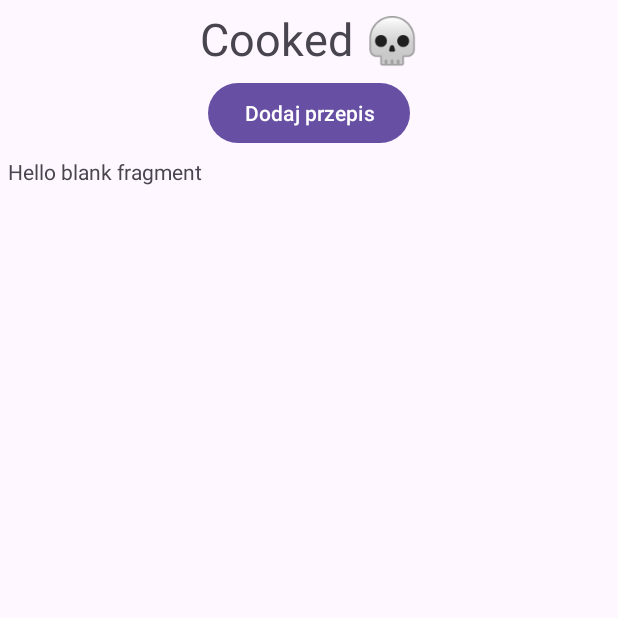
After one commit to dawidekszopen/Coocked, an Android app: the fragment AddRecipeFragment placed in its activity, on a phone screen of 412 x 824 dp, the top half of it. The commit adds this screen. Run offline under Robolectric (Android 15) with nearby library versions, the phone set to English and light mode, and no system bars.

Commit message:
zaczełem robić fragment z dodawaniem przepisu

```diff
--- a/app/src/main/java/com/example/mobilecookbook/MainActivity.kt
+++ b/app/src/main/java/com/example/mobilecookbook/MainActivity.kt
@@ -2,10 +2,13 @@ package com.example.mobilecookbook
 
 import android.os.Bundle
 import android.util.Log
+import android.widget.Button
 import androidx.activity.enableEdgeToEdge
 import androidx.appcompat.app.AppCompatActivity
 import androidx.core.view.ViewCompat
 import androidx.core.view.WindowInsetsCompat
+import androidx.fragment.app.Fragment
+import com.example.mobilecookbook.ui.AddRecipeFragment
 import com.example.mobilecookbook.ui.RecipeListFragment
 
 class MainActivity : AppCompatActivity() {
@@ -23,6 +26,15 @@ class MainActivity : AppCompatActivity() {
             .replace(R.id.mainFrameLayout, RecipeListFragment())
             .commit()
 
+        val DodajPrzepis: Button = findViewById(R.id.DodajPrzepis)
 
+        DodajPrzepis.setOnClickListener {
+            replaceFragment(AddRecipeFragment())
+        }
+    }
+
+    private fun replaceFragment(fragment: Fragment){
+        supportFragmentManager.beginTransaction().replace(R.id.mainFrameLayout, fragment)
+            .addToBackStack(null).commit()
     }
 }
--- /dev/null
+++ b/app/src/main/java/com/example/mobilecookbook/ui/AddRecipeFragment.kt
@@ -0,0 +1,60 @@
+package com.example.mobilecookbook.ui
+
+import android.os.Bundle
+import androidx.fragment.app.Fragment
+import android.view.LayoutInflater
+import android.view.View
+import android.view.ViewGroup
+import com.example.mobilecookbook.R
+
+// TODO: Rename parameter arguments, choose names that match
+// the fragment initialization parameters, e.g. ARG_ITEM_NUMBER
+private const val ARG_PARAM1 = "param1"
+private const val ARG_PARAM2 = "param2"
+
+/**
+ * A simple [Fragment] subclass.
+ * Use the [AddRecipeFragment.newInstance] factory method to
+ * create an instance of this fragment.
+ */
+class AddRecipeFragment : Fragment() {
+    // TODO: Rename and change types of parameters
+    private var param1: String? = null
+    private var param2: String? = null
+
+    override fun onCreate(savedInstanceState: Bundle?) {
+        super.onCreate(savedInstanceState)
+        arguments?.let {
+            param1 = it.getString(ARG_PARAM1)
+            param2 = it.getString(ARG_PARAM2)
+        }
+    }
+
+    override fun onCreateView(
+        inflater: LayoutInflater, container: ViewGroup?,
+        savedInstanceState: Bundle?
+    ): View? {
+        // Inflate the layout for this fragment
+        return inflater.inflate(R.layout.fragment_add_recipe, container, false)
+    }
+
+    companion object {
+        /**
+         * Use this factory method to create a new instance of
+         * this fragment using the provided parameters.
+         *
+         * @param param1 Parameter 1.
+         * @param param2 Parameter 2.
+         * @return A new instance of fragment AddRecipeFragment.
+         */
+        // TODO: Rename and change types and number of parameters
+        @JvmStatic
+        fun newInstance(param1: String, param2: String) =
+            AddRecipeFragment().apply {
+                arguments = Bundle().apply {
+                    putString(ARG_PARAM1, param1)
+                    putString(ARG_PARAM2, param2)
+                }
+            }
+    }
+}
--- a/app/src/main/res/layout/activity_main.xml
+++ b/app/src/main/res/layout/activity_main.xml
@@ -18,6 +18,7 @@
     />
 
     <Button
+        android:id="@+id/DodajPrzepis"
         android:layout_gravity="center"
         android:text="Dodaj przepis"
         android:layout_width="wrap_content"
--- /dev/null
+++ b/app/src/main/res/layout/fragment_add_recipe.xml
@@ -0,0 +1,14 @@
+<?xml version="1.0" encoding="utf-8"?>
+<FrameLayout xmlns:android="http://schemas.android.com/apk/res/android"
+    xmlns:tools="http://schemas.android.com/tools"
+    android:layout_width="match_parent"
+    android:layout_height="match_parent"
+    tools:context=".ui.AddRecipeFragment">
+
+    <!-- TODO: Update blank fragment layout -->
+    <TextView
+        android:layout_width="match_parent"
+        android:layout_height="match_parent"
+        android:text="@string/hello_blank_fragment" />
+
+</FrameLayout>
```
